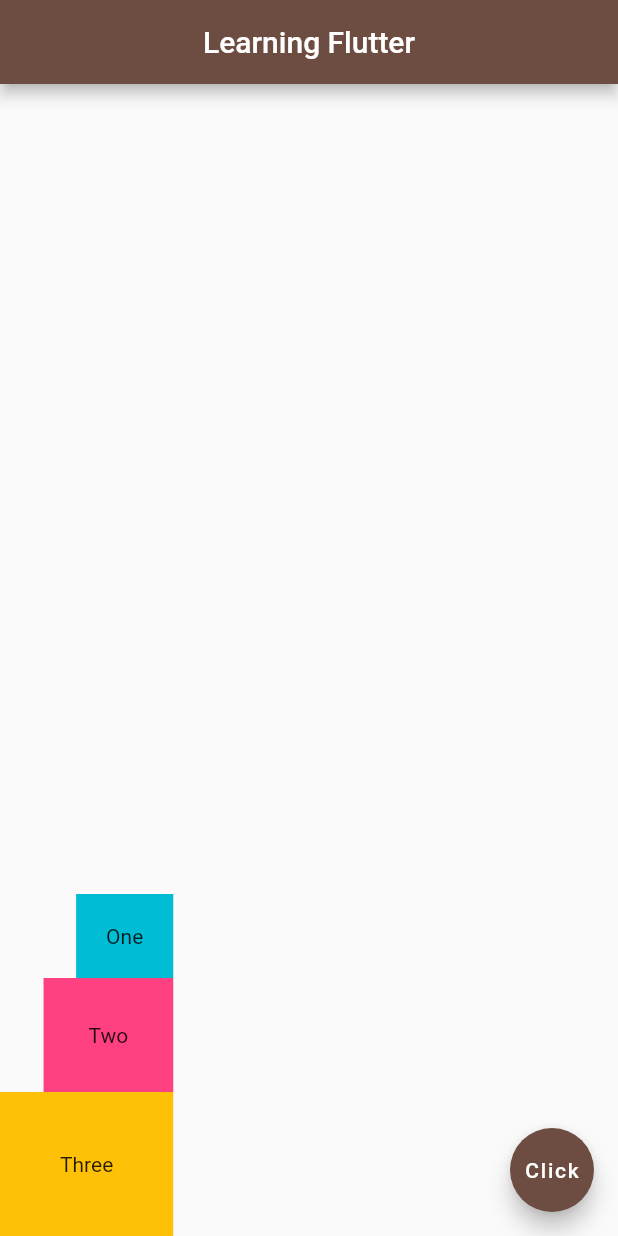
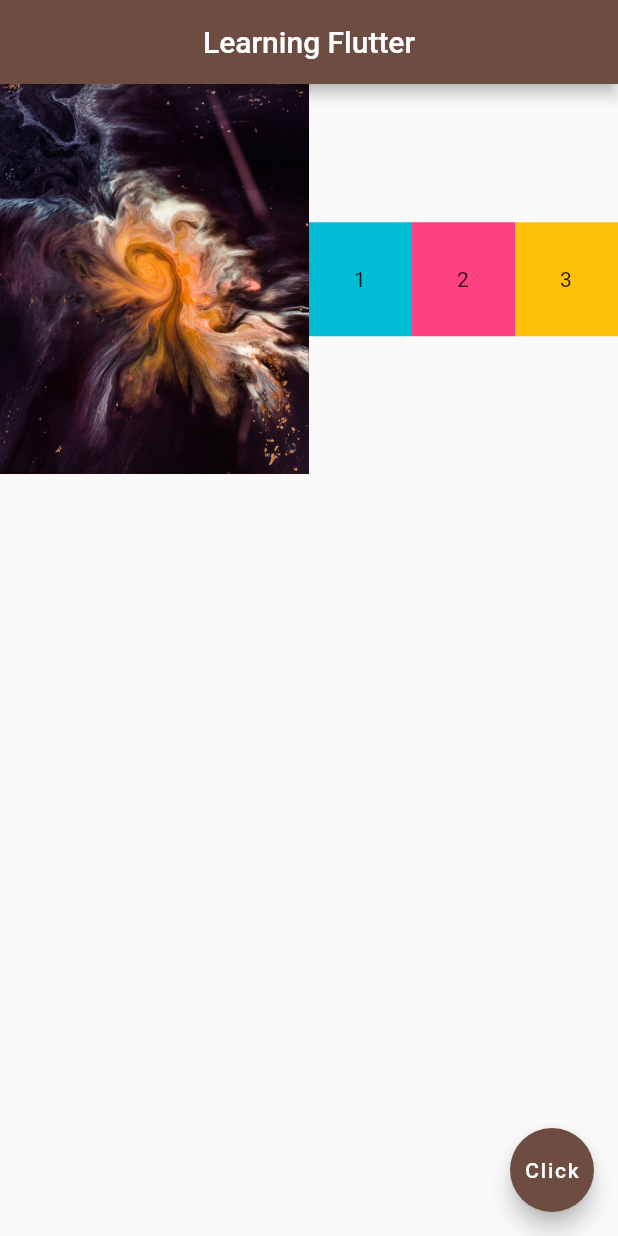
Before and after one commit to lamsalsangam/Flutter, a Flutter app: the screen it shows after launch, on a phone screen of 412 x 824 dp. Run offline on Flutter 3.47's test engine with Material 2 defaults, Android fonts, the phone set to English and light mode, and no system bars.

Commit message:
Expanded Widgets(Flex property)

```diff
--- a/learn/lib/main.dart
+++ b/learn/lib/main.dart
@@ -115,24 +115,57 @@ class Home extends StatelessWidget {
       //   ],
       // ),
       // For the Column
-      body: Column(
-        mainAxisAlignment: MainAxisAlignment.end,
-        crossAxisAlignment: CrossAxisAlignment.end,
+      // body: Column(
+      //   mainAxisAlignment: MainAxisAlignment.end,
+      //   crossAxisAlignment: CrossAxisAlignment.end,
+      //   children: [
+      //     Container(
+      //       padding: EdgeInsets.all(20.0),
+      //       color: Colors.cyan,
+      //       child: Text('One'),
+      //     ),
+      //     Container(
+      //       padding: EdgeInsets.all(30.0),
+      //       color: Colors.pinkAccent,
+      //       child: Text('Two'),
+      //     ),
+      //     Container(
+      //       padding: EdgeInsets.all(40.0),
+      //       color: Colors.amber,
+      //       child: Text('Three'),
+      //     ),
+      //   ],
+      // ),
+      // Expanded Widget == Flex in web
+      body: Row(
         children: [
-          Container(
-            padding: EdgeInsets.all(20.0),
-            color: Colors.cyan,
-            child: Text('One'),
+          Expanded(
+            flex: 3,
+            child: Image.asset('assets/space-1.jpg'),
           ),
-          Container(
-            padding: EdgeInsets.all(30.0),
-            color: Colors.pinkAccent,
-            child: Text('Two'),
+          Expanded(
+            flex: 1,
+            child: Container(
+              padding: EdgeInsets.all(30.0),
+              color: Colors.cyan,
+              child: Text('1'),
+            ),
           ),
-          Container(
-            padding: EdgeInsets.all(40.0),
-            color: Colors.amber,
-            child: Text('Three'),
+          Expanded(
+            flex: 1,
+            child: Container(
+              padding: EdgeInsets.all(30.0),
+              color: Colors.pinkAccent,
+              child: Text('2'),
+            ),
+          ),
+          Expanded(
+            flex: 1,
+            child: Container(
+              padding: EdgeInsets.all(30.0),
+              color: Colors.amber,
+              child: Text('3'),
+            ),
           ),
         ],
       ),
```
